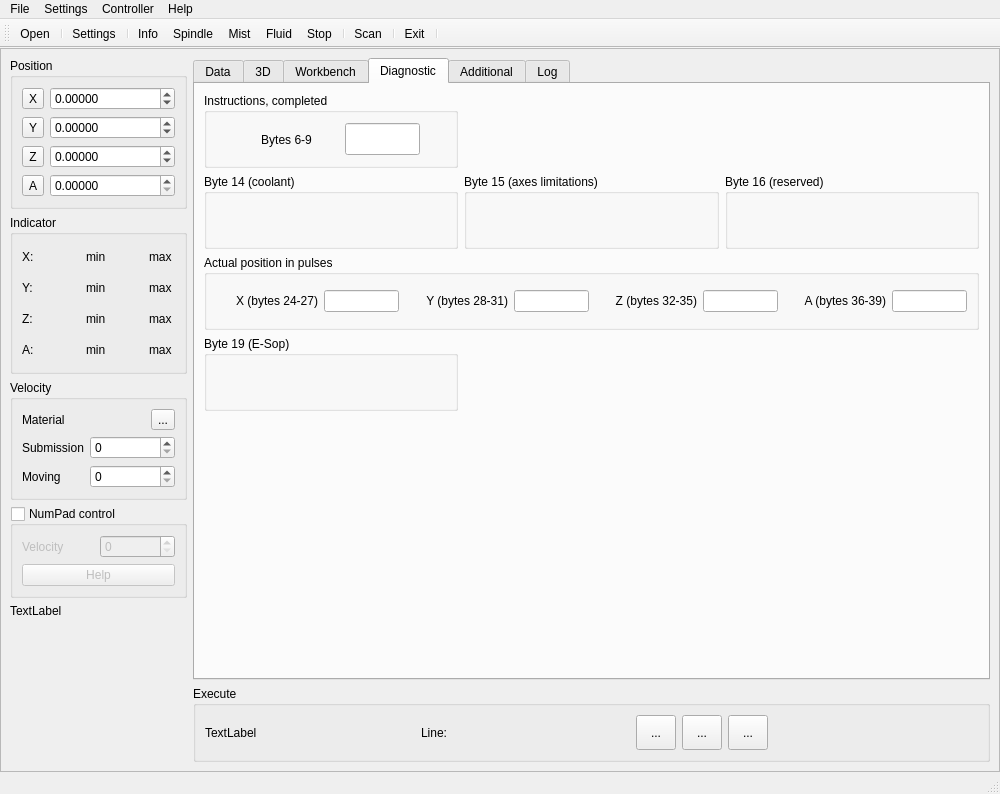
eduard-x/cnc-qt, file sources/forms/MainWindow.ui: the form before one commit.
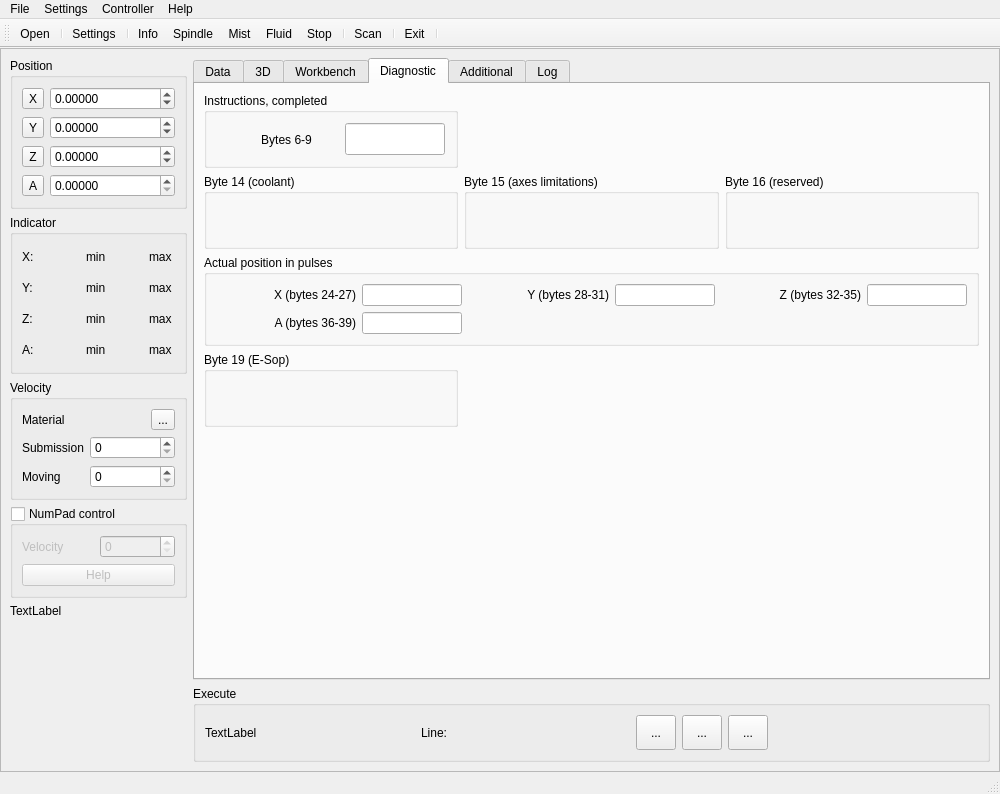
The form after the commit. The open tabs and pages were chosen to show the change. Icons and pictures are not drawn.

```diff
--- a/sources/forms/MainWindow.ui
+++ b/sources/forms/MainWindow.ui
@@ -1358,6 +1358,12 @@
              </item>
              <item row="2" column="0" colspan="3">
               <widget class="QGroupBox" name="groupBox_2">
+               <property name="sizePolicy">
+                <sizepolicy hsizetype="Minimum" vsizetype="Minimum">
+                 <horstretch>0</horstretch>
+                 <verstretch>0</verstretch>
+                </sizepolicy>
+               </property>
                <property name="minimumSize">
                 <size>
                  <width>0</width>
@@ -1367,8 +1373,46 @@
                <property name="title">
                 <string>Actual position in pulses</string>
                </property>
-               <layout class="QHBoxLayout" name="horizontalLayout_3">
-                <item>
+               <layout class="QGridLayout" name="gridLayout_18">
+                <item row="0" column="1">
+                 <widget class="QLineEdit" name="lineXpulses">
+                  <property name="minimumSize">
+                   <size>
+                    <width>100</width>
+                    <height>0</height>
+                   </size>
+                  </property>
+                  <property name="maximumSize">
+                   <size>
+                    <width>75</width>
+                    <height>16777215</height>
+                   </size>
+                  </property>
+                  <property name="readOnly">
+                   <bool>true</bool>
+                  </property>
+                 </widget>
+                </item>
+                <item row="0" column="3">
+                 <widget class="QLineEdit" name="lineYpulses">
+                  <property name="minimumSize">
+                   <size>
+                    <width>100</width>
+                    <height>0</height>
+                   </size>
+                  </property>
+                  <property name="maximumSize">
+                   <size>
+                    <width>75</width>
+                    <height>16777215</height>
+                   </size>
+                  </property>
+                  <property name="readOnly">
+                   <bool>true</bool>
+                  </property>
+                 </widget>
+                </item>
+                <item row="0" column="0">
                  <widget class="QLabel" name="label_4">
                   <property name="text">
                    <string>X (bytes 24-27)</string>
@@ -1378,8 +1422,14 @@
                   </property>
                  </widget>
                 </item>
-                <item>
-                 <widget class="QLineEdit" name="lineXpulses">
+                <item row="0" column="5">
+                 <widget class="QLineEdit" name="lineZpulses">
+                  <property name="minimumSize">
+                   <size>
+                    <width>100</width>
+                    <height>0</height>
+                   </size>
+                  </property>
                   <property name="maximumSize">
                    <size>
                     <width>75</width>
@@ -1391,7 +1441,7 @@
                   </property>
                  </widget>
                 </item>
-                <item>
+                <item row="0" column="2">
                  <widget class="QLabel" name="label_5">
                   <property name="text">
                    <string>Y (bytes 28-31)</string>
@@ -1401,20 +1451,7 @@
                   </property>
                  </widget>
                 </item>
-                <item>
-                 <widget class="QLineEdit" name="lineYpulses">
-                  <property name="maximumSize">
-                   <size>
-                    <width>75</width>
-                    <height>16777215</height>
-                   </size>
-                  </property>
-                  <property name="readOnly">
-                   <bool>true</bool>
-                  </property>
-                 </widget>
-                </item>
-                <item>
+                <item row="0" column="4">
                  <widget class="QLabel" name="label_6">
                   <property name="text">
                    <string>Z (bytes 32-35)</string>
@@ -1424,20 +1461,7 @@
                   </property>
                  </widget>
                 </item>
-                <item>
-                 <widget class="QLineEdit" name="lineZpulses">
-                  <property name="maximumSize">
-                   <size>
-                    <width>75</width>
-                    <height>16777215</height>
-                   </size>
-                  </property>
-                  <property name="readOnly">
-                   <bool>true</bool>
-                  </property>
-                 </widget>
-                </item>
-                <item>
+                <item row="1" column="0">
                  <widget class="QLabel" name="label_7">
                   <property name="text">
                    <string>A (bytes 36-39)</string>
@@ -1447,8 +1471,14 @@
                   </property>
                  </widget>
                 </item>
-                <item>
+                <item row="1" column="1">
                  <widget class="QLineEdit" name="lineApulses">
+                  <property name="minimumSize">
+                   <size>
+                    <width>100</width>
+                    <height>0</height>
+                   </size>
+                  </property>
                   <property name="maximumSize">
                    <size>
                     <width>75</width>
@@ -1741,10 +1771,16 @@
                  <rect>
                   <x>141</x>
                   <y>30</y>
-                  <width>75</width>
+                  <width>100</width>
                   <height>32</height>
                  </rect>
                 </property>
+                <property name="minimumSize">
+                 <size>
+                  <width>100</width>
+                  <height>0</height>
+                 </size>
+                </property>
                 <property name="maximumSize">
                  <size>
                   <width>75</width>
```
Left out of the diff: 2 changed lines with no effect on the pictures.
